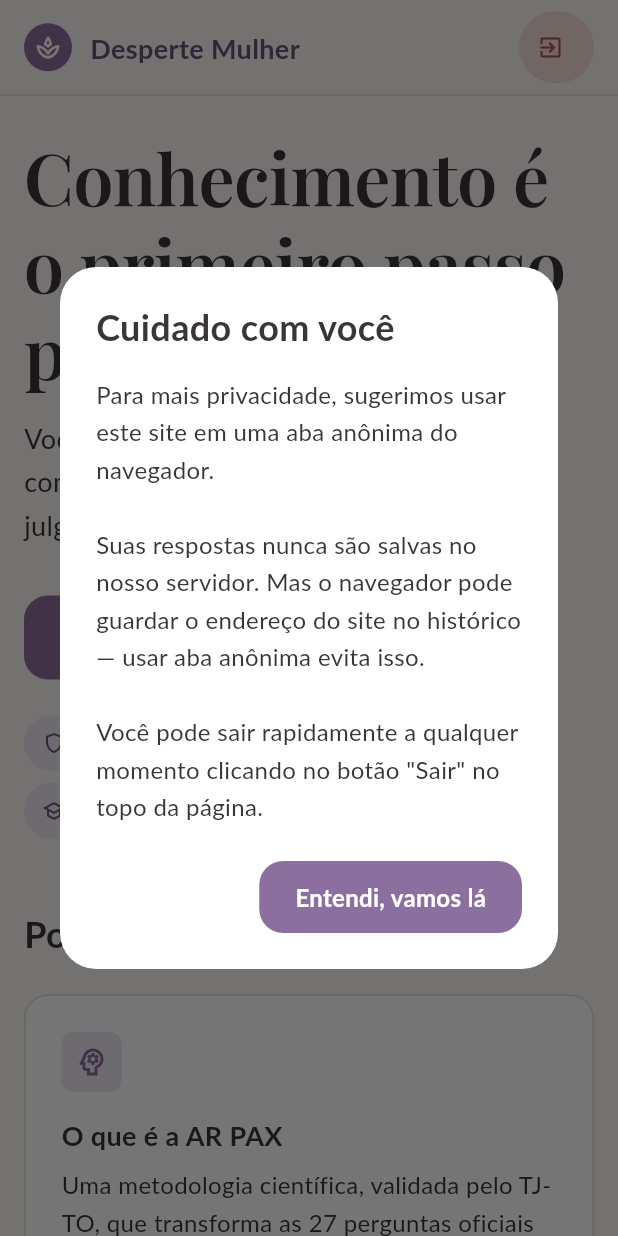
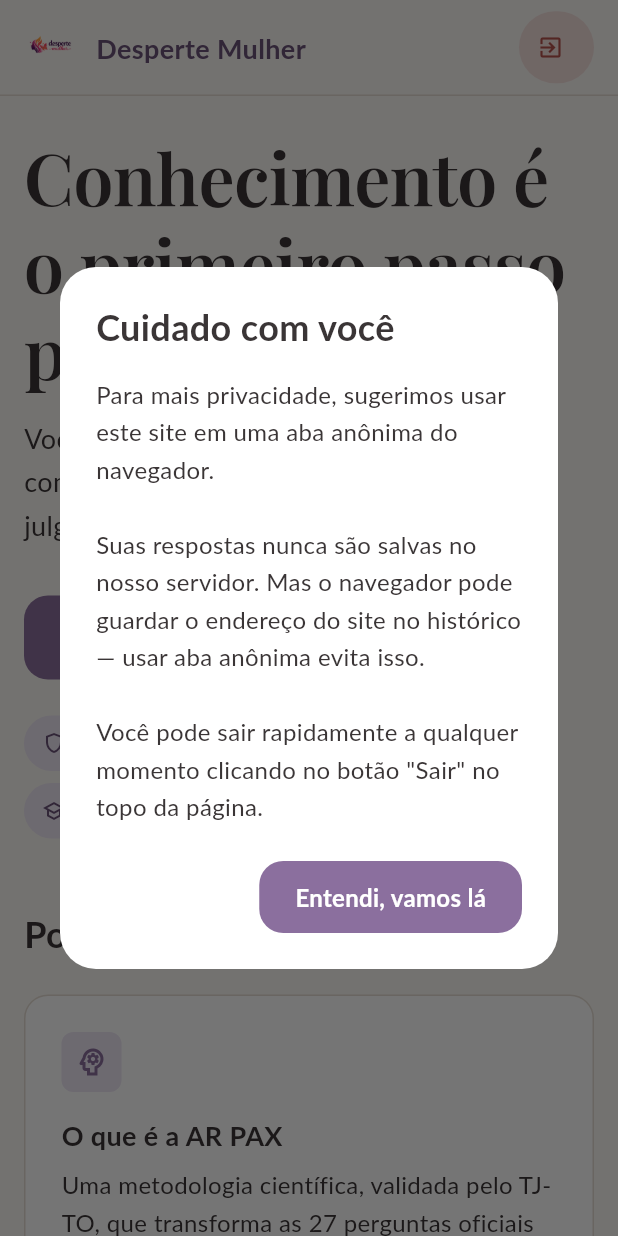
Before and after one commit to Marcos-Codfy/projeto_desperte_mulher, a Flutter app: the screen it shows after launch, on a phone screen of 412 x 824 dp. Run offline on Flutter 3.47's test engine with Material 3 defaults, Android fonts, the light colour scheme and no system bars; missing offline and left inert: dart:js_interop.

Commit message:
fix(ui): MedidorRisco Container crash; wire real logo, favicon and partner assets
- Remove redundant `color:` from Container at MedidorRisco that conflicted
  with `decoration: BoxDecoration(color: ...)` and crashed the avaliacao
  screen at runtime (assertion was invisible to `flutter analyze`).
- Add walkthrough widget test that mounts the app, navigates Home → Termos
  → Avaliação stage 1, and asserts the MedidorRisco renders — anti-regression
  for the exact crash above.
- Replace placeholder Icons.spa_outlined with real logo_desperte_mulher.png
  in HeaderApp (32px chip on every page) and in HomePage hero (large tile).
- Drop the real Davi-provided icone_da_aba.png as web favicon plus
  manifest icons 192/512; remove the now-unused maskable variants.
- Copy 13 institutional partner logos to assets/images/parceiros/ so the
  Apoios, Sobre and Falar pages render real seals instead of placeholders.
  Rename Casa da Mulher Brasileira asset to match the file actually
  delivered (casamulherbrasileira.png, no "da").
- Strengthen .gitignore for the Flutter Web + Windows workflow: cover
  Thumbs.db, Desktop.ini, .fvm, build/web, secrets (.env, *.pem, *.key,
  firebase_options.dart), and the .claude/ harness folder before push.

```diff
--- a/lib/common/app_assets.dart
+++ b/lib/common/app_assets.dart
@@ -12,9 +12,8 @@ class AppAssets {
   static const String _parceiros = '$_imgs/parceiros';
   static const String _ilustracoes = '$_imgs/ilustracoes';
 
-  // ── Logos institucionais (PENDENTE: Davi enviar PNGs) ─────────────────
-  // Por enquanto cada constante aponta para um placeholder; quando os
-  // arquivos reais chegarem, basta dropar no caminho indicado.
+  // ── Logos institucionais ──────────────────────────────────────────────
+  // Os PNG/JPG reais vivem em assets/images/parceiros/.
   static const String logoCnj = '$_parceiros/cnj.png';
   static const String logoCnmp = '$_parceiros/cnmp.png';
   static const String logoCatolica = '$_parceiros/logocatolica.png';
@@ -26,7 +25,8 @@ class AppAssets {
   static const String logoPmTo = '$_parceiros/pmto.png';
   static const String logoDelegaciaVirtual =
       '$_parceiros/delegaciavirtual.png';
-  static const String logoCasaMulher = '$_parceiros/casadamulherbrasileira.png';
+  // Nome do arquivo exatamente como entregue pelo Davi.
+  static const String logoCasaMulher = '$_parceiros/casamulherbrasileira.png';
   static const String logoNudem = '$_parceiros/nudem.jpg';
   static const String logoOabTo = '$_parceiros/oabto.jpeg';
   static const String logo180 = '$_parceiros/180.jpeg';
--- a/lib/presentation/pages/home/home_page.dart
+++ b/lib/presentation/pages/home/home_page.dart
@@ -3,6 +3,7 @@
 
 import 'package:flutter/material.dart';
 
+import 'package:desperte_mulher/common/app_assets.dart';
 import 'package:desperte_mulher/common/app_dimensions.dart';
 import 'package:desperte_mulher/common/app_routes.dart';
 import 'package:desperte_mulher/common/app_strings.dart';
@@ -118,10 +119,11 @@ class _Hero extends StatelessWidget {
                 borderRadius: BorderRadius.circular(AppDimensoes.raioGrande),
               ),
               alignment: Alignment.center,
-              child: const Icon(
-                Icons.spa_outlined,
-                size: 96,
-                color: AppCores.primaria,
+              padding: const EdgeInsets.all(AppDimensoes.e32),
+              child: Image.asset(
+                AppAssets.logoApp,
+                filterQuality: FilterQuality.medium,
+                semanticLabel: AppStrings.nomeProduto,
               ),
             ),
           ),
--- a/lib/presentation/widgets/feedback/medidor_risco.dart
+++ b/lib/presentation/widgets/feedback/medidor_risco.dart
@@ -59,12 +59,11 @@ class MedidorRisco extends StatelessWidget {
     final percent = percentualPreenchido.clamp(0.0, 1.0);
 
     return Container(
-      color: AppCores.fundoCard,
       padding: const EdgeInsets.symmetric(
         horizontal: AppDimensoes.e16,
         vertical: AppDimensoes.e12,
       ),
-      decoration: BoxDecoration(
+      decoration: const BoxDecoration(
         color: AppCores.fundoCard,
         border: Border(
           top: BorderSide(color: AppCores.divisor, width: 1),
--- a/lib/presentation/widgets/layout/header_app.dart
+++ b/lib/presentation/widgets/layout/header_app.dart
@@ -5,6 +5,7 @@
 
 import 'package:flutter/material.dart';
 
+import 'package:desperte_mulher/common/app_assets.dart';
 import 'package:desperte_mulher/common/app_dimensions.dart';
 import 'package:desperte_mulher/common/app_routes.dart';
 import 'package:desperte_mulher/common/app_strings.dart';
@@ -37,19 +38,12 @@ class HeaderApp extends StatelessWidget {
                 child: Row(
                   mainAxisSize: MainAxisSize.min,
                   children: [
-                    Container(
-                      width: 32,
-                      height: 32,
-                      decoration: const BoxDecoration(
-                        color: AppCores.primaria,
-                        shape: BoxShape.circle,
-                      ),
-                      alignment: Alignment.center,
-                      child: const Icon(
-                        Icons.spa_outlined,
-                        size: 18,
-                        color: Colors.white,
-                      ),
+                    Image.asset(
+                      AppAssets.logoApp,
+                      width: 36,
+                      height: 36,
+                      filterQuality: FilterQuality.medium,
+                      semanticLabel: AppStrings.nomeProduto,
                     ),
                     const SizedBox(width: AppDimensoes.e12),
                     Flexible(
```
Also changed, not shown: assets/images/logo_desperte_mulher.png (added), assets/images/parceiros/180.jpeg (added), assets/images/parceiros/casamulherbrasileira.png (added), assets/images/parceiros/cnj.png (added), assets/images/parceiros/cnmp.png (added), assets/images/parceiros/delegaciavirtual.png (added), assets/images/parceiros/lionsclub.png (added), assets/images/parceiros/logocatolica.png (added), assets/images/parceiros/nudem.jpg (added), assets/images/parceiros/oabto.jpeg (added), assets/images/parceiros/patrulhamariadapenha.png (added), assets/images/parceiros/pmto.png (added), assets/images/parceiros/secmulherpalmas.png (added), assets/images/parceiros/secretariadamulhertocantins.png (added), 7 other files.
